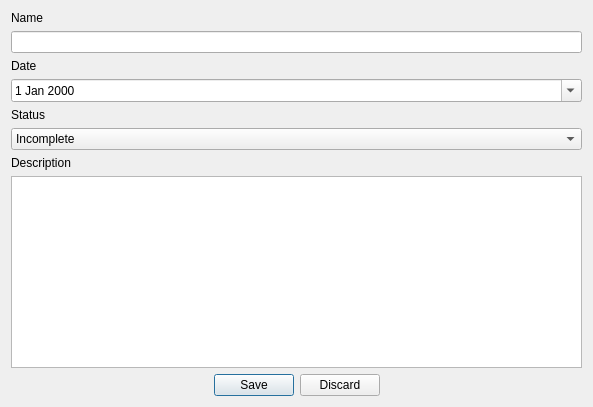
Before: the Qt Designer form designs/xml/todo_window.ui in daniel-deru/WorkMate-3.0, drawn with Qt 5.
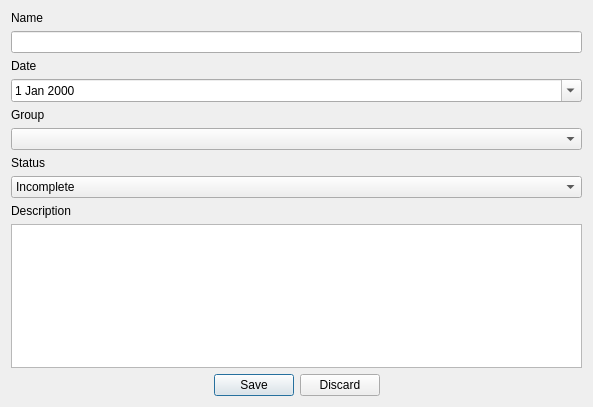
After: the same form once the commit is applied.

Commit message: added group functionality to all feature windows

Patch:
```diff
--- a/designs/xml/todo_window.ui
+++ b/designs/xml/todo_window.ui
@@ -86,6 +86,20 @@
      </item>
     </layout>
    </item>
+   <item>
+    <layout class="QVBoxLayout" name="verticalLayout_2">
+     <item>
+      <widget class="QLabel" name="lbl_group">
+       <property name="text">
+        <string>Group</string>
+       </property>
+      </widget>
+     </item>
+     <item>
+      <widget class="QComboBox" name="cmb_group"/>
+     </item>
+    </layout>
+   </item>
    <item>
     <layout class="QVBoxLayout" name="verticalLayout_5">
      <item>
```
The commit also changes 10 other files.
